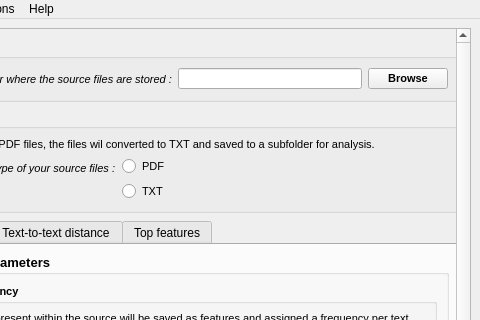
PierreMGFE/Projet-BoW, file h_Graphic_User_Interface/bow.ui: the form before one commit; both pictures show x 107 to 587 and y 0 to 320 of the 587 by 640 pixel window.
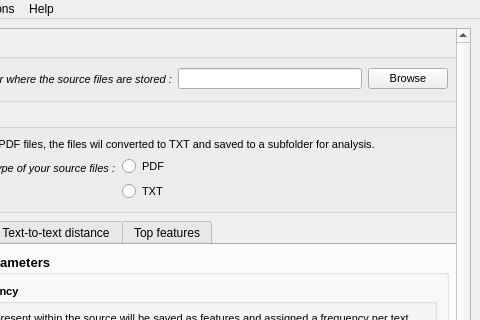
The form after the commit. Icons and pictures are not drawn.

Commit message: Interface graphique

What changed in the file:
```diff
--- a/h_Graphic_User_Interface/bow.ui
+++ b/h_Graphic_User_Interface/bow.ui
@@ -769,6 +769,8 @@
                  <property name="font">
                   <font>
                    <pointsize>8</pointsize>
+                   <weight>50</weight>
+                   <bold>false</bold>
                   </font>
                  </property>
                  <property name="cursor">
```
Left out of the diff: 2 changed lines with no effect on the pictures. The commit also changes 1 other file.
